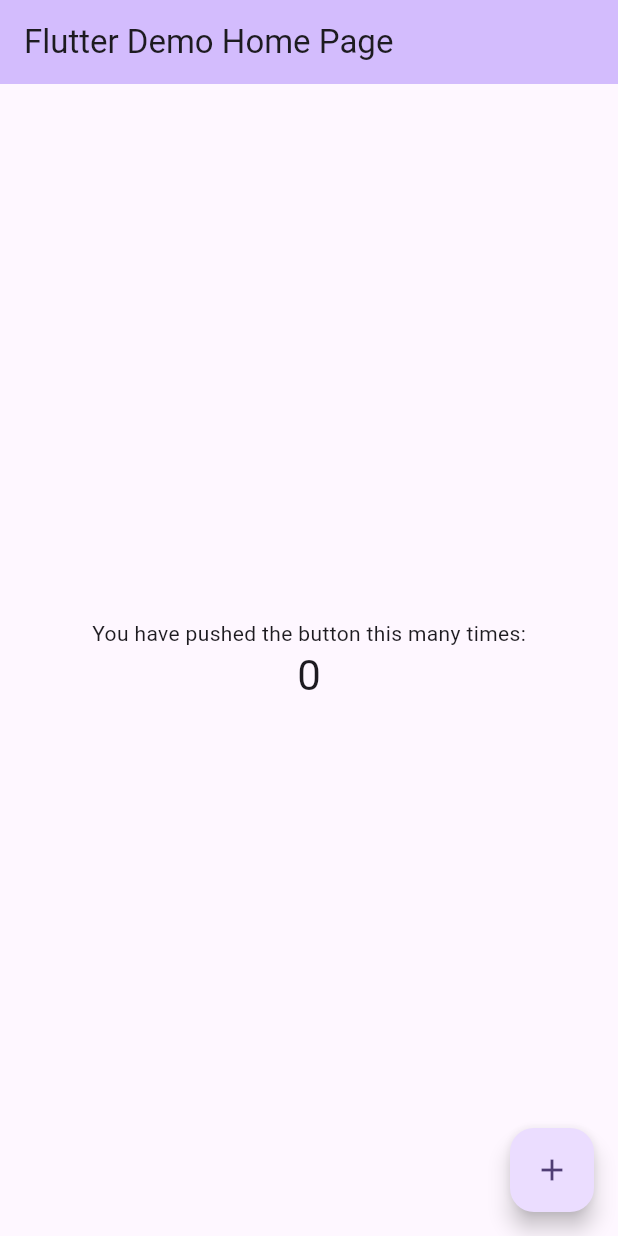
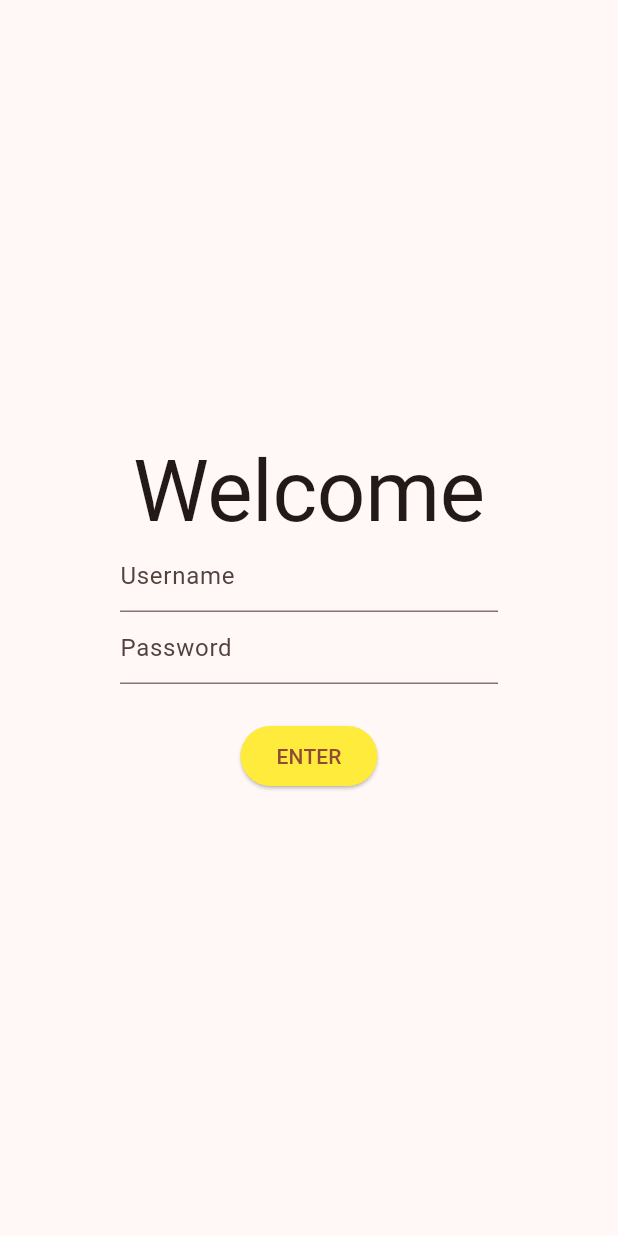
Before and after one commit to suu3/flutter-riverpod, a Flutter app: the screen it shows after launch, on a phone screen of 412 x 824 dp. Run offline on Flutter 3.47's test engine with Material 3 defaults, Android fonts, the phone set to English and light mode, and no system bars; our stand-ins replace go_router.

```diff
--- a/lib/main.dart
+++ b/lib/main.dart
@@ -1,7 +1,36 @@
 import 'package:flutter/material.dart';
+import 'package:flutter_riverpod_example/screens/list.dart';
+import 'package:flutter_riverpod_example/screens/login.dart';
+import 'package:go_router/go_router.dart';
 
 void main() {
   runApp(const MyApp());
+}
+
+GoRouter router() {
+  return GoRouter(
+    initialLocation: '/login',
+    routes: [
+      GoRoute(
+        path: '/login',
+        builder: (context, state) => const MyLogin(),
+      ),
+      GoRoute(
+        path: '/list',
+        builder: (context, state) => const MyList(),
+        //  routes: const [
+        // GoRoute(
+        //   path: 'to-do',
+        //   builder: (context, state) => const MyCart(),
+        // ),
+        // GoRoute(
+        //   path: 'done',
+        //   builder: (context, state) => const MyCart(),
+        // ),
+        // ],
+      ),
+    ],
+  );
 }
 
 class MyApp extends StatelessWidget {
@@ -10,116 +39,14 @@ class MyApp extends StatelessWidget {
   // This widget is the root of your application.
   @override
   Widget build(BuildContext context) {
-    return MaterialApp(
-      title: 'Flutter Demo',
+    return MaterialApp.router(
+      title: 'Flutter RiverPod Demo',
       theme: ThemeData(
-        // This is the theme of your application.
-        //
-        // TRY THIS: Try running your application with "flutter run". You'll see
-        // the application has a purple toolbar. Then, without quitting the app,
-        // try changing the seedColor in the colorScheme below to Colors.green
-        // and then invoke "hot reload" (save your changes or press the "hot
-        // reload" button in a Flutter-supported IDE, or press "r" if you used
-        // the command line to start the app).
-        //
-        // Notice that the counter didn't reset back to zero; the application
-        // state is not lost during the reload. To reset the state, use hot
-        // restart instead.
-        //
-        // This works for code too, not just values: Most code changes can be
-        // tested with just a hot reload.
-        colorScheme: ColorScheme.fromSeed(seedColor: Colors.deepPurple),
+        colorScheme: ColorScheme.fromSeed(
+            seedColor: const Color.fromARGB(255, 255, 113, 73)),
         useMaterial3: true,
       ),
-      home: const MyHomePage(title: 'Flutter Demo Home Page'),
+      routerConfig: router(),
     );
   }
 }
-
-class MyHomePage extends StatefulWidget {
-  const MyHomePage({super.key, required this.title});
-
-  // This widget is the home page of your application. It is stateful, meaning
-  // that it has a State object (defined below) that contains fields that affect
-  // how it looks.
-
-  // This class is the configuration for the state. It holds the values (in this
-  // case the title) provided by the parent (in this case the App widget) and
-  // used by the build method of the State. Fields in a Widget subclass are
-  // always marked "final".
-
-  final String title;
-
-  @override
-  State<MyHomePage> createState() => _MyHomePageState();
-}
-
-class _MyHomePageState extends State<MyHomePage> {
-  int _counter = 0;
-
-  void _incrementCounter() {
-    setState(() {
-      // This call to setState tells the Flutter framework that something has
-      // changed in this State, which causes it to rerun the build method below
-      // so that the display can reflect the updated values. If we changed
-      // _counter without calling setState(), then the build method would not be
-      // called again, and so nothing would appear to happen.
-      _counter++;
-    });
-  }
-
-  @override
-  Widget build(BuildContext context) {
-    // This method is rerun every time setState is called, for instance as done
-    // by the _incrementCounter method above.
-    //
-    // The Flutter framework has been optimized to make rerunning build methods
-    // fast, so that you can just rebuild anything that needs updating rather
-    // than having to individually change instances of widgets.
-    return Scaffold(
-      appBar: AppBar(
-        // TRY THIS: Try changing the color here to a specific color (to
-        // Colors.amber, perhaps?) and trigger a hot reload to see the AppBar
-        // change color while the other colors stay the same.
-        backgroundColor: Theme.of(context).colorScheme.inversePrimary,
-        // Here we take the value from the MyHomePage object that was created by
-        // the App.build method, and use it to set our appbar title.
-        title: Text(widget.title),
-      ),
-      body: Center(
-        // Center is a layout widget. It takes a single child and positions it
-        // in the middle of the parent.
-        child: Column(
-          // Column is also a layout widget. It takes a list of children and
-          // arranges them vertically. By default, it sizes itself to fit its
-          // children horizontally, and tries to be as tall as its parent.
-          //
-          // Column has various properties to control how it sizes itself and
-          // how it positions its children. Here we use mainAxisAlignment to
-          // center the children vertically; the main axis here is the vertical
-          // axis because Columns are vertical (the cross axis would be
-          // horizontal).
-          //
-          // TRY THIS: Invoke "debug painting" (choose the "Toggle Debug Paint"
-          // action in the IDE, or press "p" in the console), to see the
-          // wireframe for each widget.
-          mainAxisAlignment: MainAxisAlignment.center,
-          children: <Widget>[
-            const Text(
-              'You have pushed the button this many times:',
-            ),
-            Text(
-              '$_counter',
-              style: Theme.of(context).textTheme.headlineMedium,
-            ),
-          ],
-        ),
-      ),
-      floatingActionButton: FloatingActionButton(
-        onPressed: _incrementCounter,
-        tooltip: 'Increment',
-        child: const Icon(Icons.add),
-      ), // This trailing comma makes auto-formatting nicer for build methods.
-    );
-  }
-}
--- /dev/null
+++ b/lib/screens/list.dart
@@ -0,0 +1,18 @@
+// screens/list.dart
+import 'package:flutter/material.dart';
+
+class MyList extends StatelessWidget {
+  const MyList({super.key});
+
+  @override
+  Widget build(BuildContext context) {
+    return Scaffold(
+      appBar: AppBar(
+        title: const Text('List'),
+      ),
+      body: const Center(
+        child: Text('This is the list screen'),
+      ),
+    );
+  }
+}
--- /dev/null
+++ b/lib/screens/login.dart
@@ -0,0 +1,53 @@
+// Copyright 2020 The Flutter team. All rights reserved.
+// Use of this source code is governed by a BSD-style license that can be
+// found in the LICENSE file.
+
+import 'package:flutter/material.dart';
+import 'package:go_router/go_router.dart';
+
+class MyLogin extends StatelessWidget {
+  const MyLogin({super.key});
+
+  @override
+  Widget build(BuildContext context) {
+    return Scaffold(
+      body: Center(
+        child: Container(
+          padding: const EdgeInsets.all(80.0),
+          child: Column(
+            mainAxisAlignment: MainAxisAlignment.center,
+            children: [
+              Text(
+                'Welcome',
+                style: Theme.of(context).textTheme.displayLarge,
+              ),
+              TextFormField(
+                decoration: const InputDecoration(
+                  hintText: 'Username',
+                ),
+              ),
+              TextFormField(
+                decoration: const InputDecoration(
+                  hintText: 'Password',
+                ),
+                obscureText: true,
+              ),
+              const SizedBox(
+                height: 24,
+              ),
+              ElevatedButton(
+                onPressed: () {
+                  context.pushReplacement('/catalog');
+                },
+                style: ElevatedButton.styleFrom(
+                  backgroundColor: Colors.yellow,
+                ),
+                child: const Text('ENTER'),
+              )
+            ],
+          ),
+        ),
+      ),
+    );
+  }
+}
```
Also changed, not shown: pubspec.yaml (+4 -4 lines), pubspec.lock, 7 other files.
